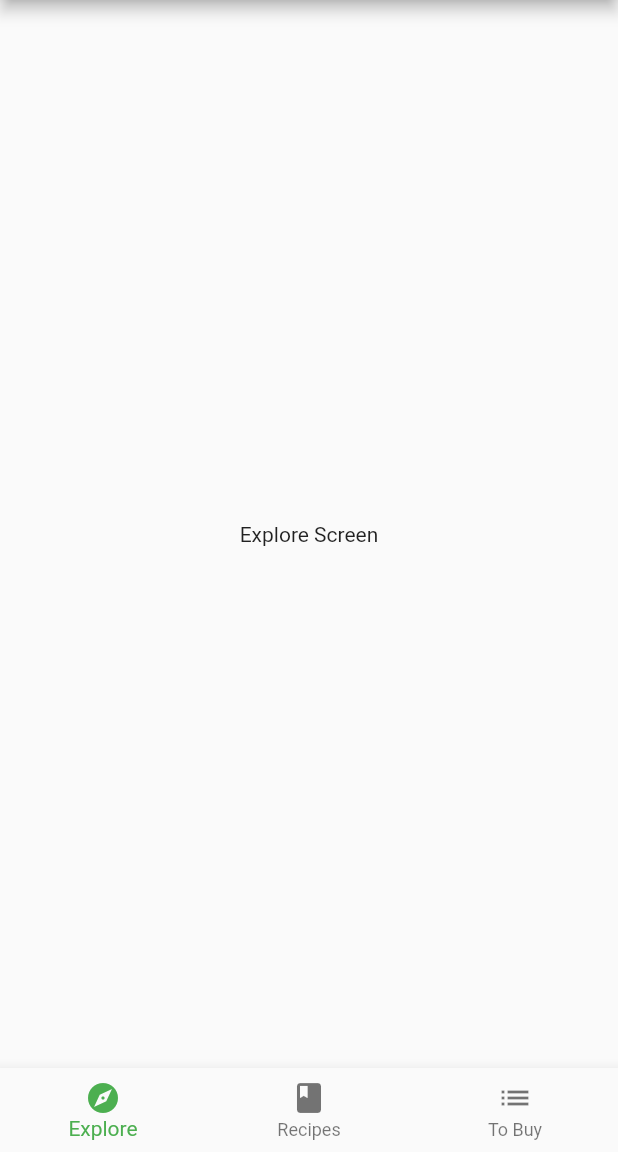
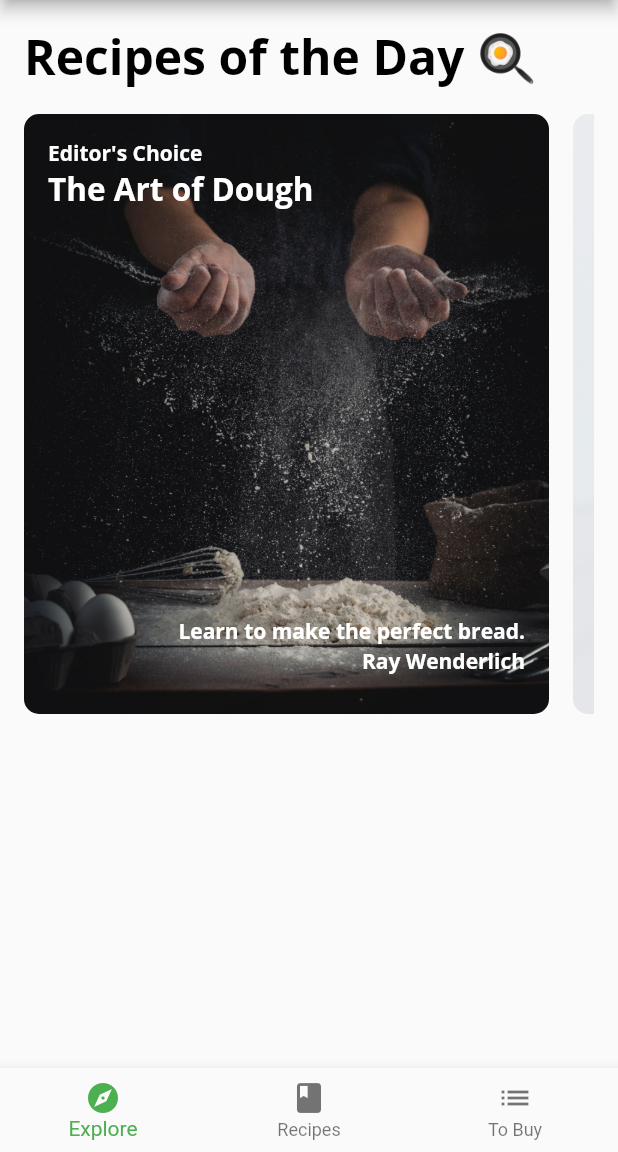
Before and after one commit to maquadir/FlutterScrollableWidgets, a Flutter app: the screen it shows after launch, on a phone screen of 412 x 824 dp, the part 84-1236 px from its top. Run offline on Flutter 3.47's test engine with Material 2 defaults, Android fonts, the phone set to English and light mode, and no system bars; our stand-ins replace google_fonts.

Commit message:
add explore_screen.dart and top section

```diff
--- /dev/null
+++ b/lib/components/today_recipe_list_view.dart
@@ -0,0 +1,59 @@
+import 'package:flutter/cupertino.dart';
+import 'package:flutter/material.dart';
+
+import '../models/explore_recipe.dart';
+import 'card1.dart';
+import 'card2.dart';
+import 'card3.dart';
+
+class TodayRecipeListView extends StatelessWidget {
+  final List<ExploreRecipe> recipes;
+
+  const TodayRecipeListView({super.key, required this.recipes});
+
+  @override
+  Widget build(BuildContext context) {
+    // TODO: implement build
+    return Padding(
+        padding: const EdgeInsets.all(16),
+        child: Column(
+          crossAxisAlignment: CrossAxisAlignment.start,
+          children: [
+            Text('Recipes of the Day 🍳',
+                style: Theme.of(context).textTheme.headline1),
+            const SizedBox(
+              height: 16,
+            ),
+            Container(
+              height: 400,
+              // TODO: Add ListView Here
+              color: Colors.transparent,
+              child: ListView.separated(
+                  scrollDirection: Axis.horizontal,
+                  itemBuilder: (context, index) {
+                    final recipe = recipes[index];
+                    return buildCard(recipe);
+                  },
+                  separatorBuilder: (context, index) {
+                    return const SizedBox(
+                      width: 16,
+                    );
+                  },
+                  itemCount: recipes.length),
+            )
+          ],
+        ));
+  }
+
+  Widget buildCard(ExploreRecipe recipe) {
+    if (recipe.cardType == RecipeCardType.card1) {
+      return Card1(recipe: recipe);
+    } else if (recipe.cardType == RecipeCardType.card2) {
+      return Card2(recipe: recipe);
+    } else if (recipe.cardType == RecipeCardType.card3) {
+      return Card3(recipe: recipe);
+    } else {
+      throw Exception('This card doesn\'t exist yet');
+    }
+  }
+}
--- a/lib/home.dart
+++ b/lib/home.dart
@@ -14,7 +14,7 @@ class HomeState extends State<Home> {
 
   static List<Widget> pages = <Widget>[
     // TODO: Replace with ExploreScreen
-    const ExploreScreen(),
+    ExploreScreen(),
     // TODO: Replace with RecipesScreen
     Container(color: Colors.green),
     Container(color: Colors.blue),
--- a/lib/screens/explore_screen.dart
+++ b/lib/screens/explore_screen.dart
@@ -1,11 +1,28 @@
 import 'package:flutter/cupertino.dart';
+import 'package:flutter/material.dart';
+
+import '../api/mock_fooderlich_service.dart';
+import '../components/today_recipe_list_view.dart';
+import '../models/explore_data.dart';
 
 class ExploreScreen extends StatelessWidget {
-  const ExploreScreen({super.key});
+  final mockService = MockFooderlichService();
+  ExploreScreen({super.key});
 
   @override
   Widget build(BuildContext context) {
     // TODO: implement build
-    return const Center(child: Text('Explore Screen'));
+    return FutureBuilder(
+        future: mockService.getExploreData(),
+        builder: (context, AsyncSnapshot<ExploreData> snapshot) {
+          if (snapshot.connectionState == ConnectionState.done) {
+            final recipes = snapshot.data?.todayRecipes ?? [];
+            return TodayRecipeListView(recipes: recipes);
+          } else {
+            return const Center(
+              child: CircularProgressIndicator(),
+            );
+          }
+        });
   }
 }
```
